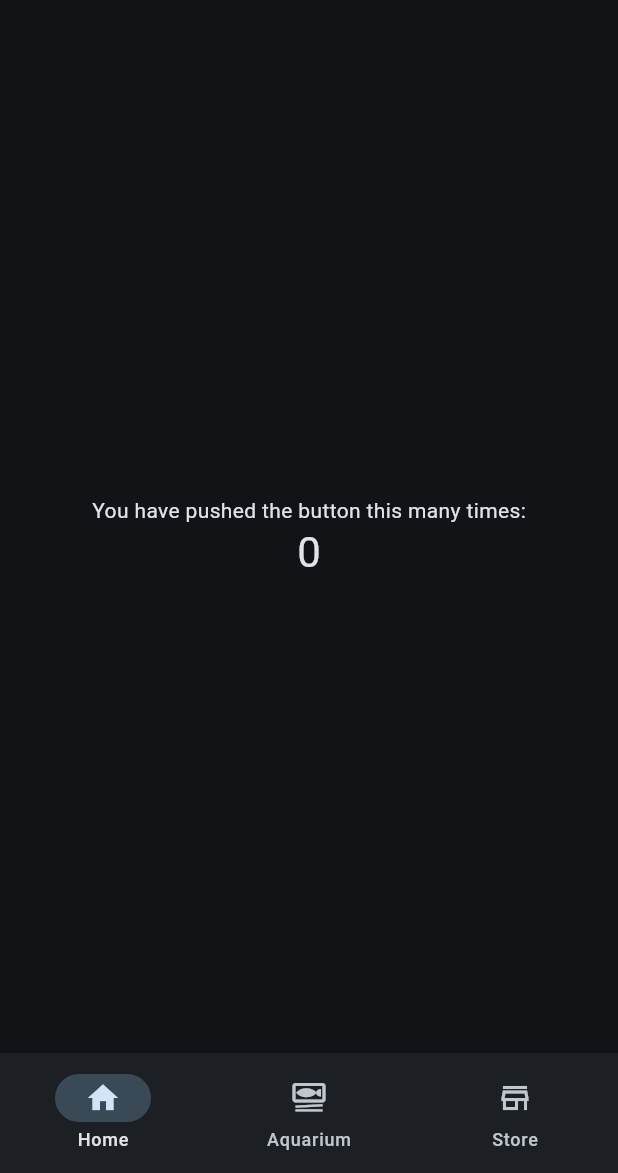
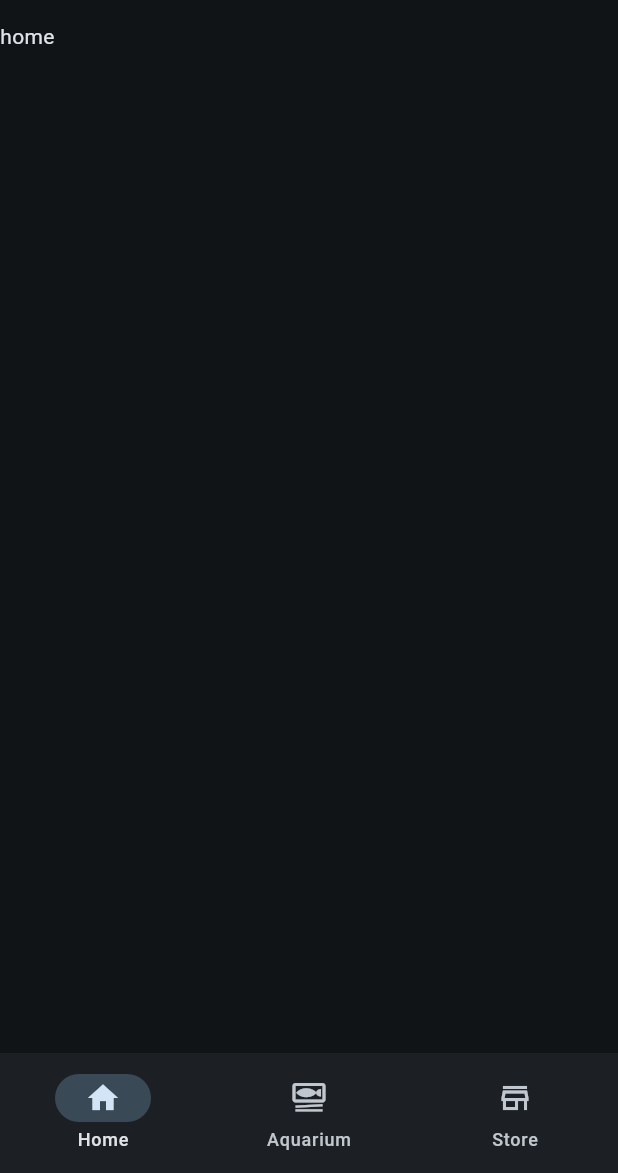
Before and after one commit to apoleon33/marine_focus, a Flutter app: the screen it shows after launch, on a phone screen of 412 x 824 dp, the part 63-1236 px from its top. Run offline on Flutter 3.47's test engine with Material 3 defaults, Android fonts, the phone set to English and light mode, and no system bars.

Commit message:
Pages are now stocked in their respective enums

```diff
--- a/lib/main.dart
+++ b/lib/main.dart
@@ -1,4 +1,5 @@
 import 'package:flutter/material.dart';
+import 'package:marine_focus/routes/home.dart';
 import 'package:marine_focus/widget/bottom_bar.dart';
 import 'package:marine_focus/widget/top_bar.dart';
 import 'package:provider/provider.dart';
@@ -52,23 +53,7 @@ class _MyHomePageState extends State<MyHomePage> {
     return Scaffold(
       appBar: const TopBar(),
       body: Consumer<CurrentDestination>(
-        builder: (context, currentDestination, child) => [
-          Center(
-            child: Column(
-              mainAxisAlignment: MainAxisAlignment.center,
-              children: <Widget>[
-                const Text(
-                  'You have pushed the button this many times:',
-                ),
-                Text(
-                  '$_counter',
-                  style: Theme.of(context).textTheme.headlineMedium,
-                ),
-              ],
-            ),
-          ),
-        ][AvailableDestinations.values
-            .indexOf(currentDestination.currentDestination)],
+        builder: (context, currentDestination, child) => currentDestination.currentDestination.route
       ),
       bottomNavigationBar: const BottomBar(),
     );
--- /dev/null
+++ b/lib/routes/home.dart
@@ -0,0 +1,17 @@
+import 'package:flutter/material.dart';
+
+class Home extends StatefulWidget {
+  const Home({super.key});
+
+  @override
+  State<StatefulWidget> createState() => _HomeState();
+
+}
+
+class _HomeState extends State<Home> {
+  @override
+  Widget build(BuildContext context) {
+    return Text("home");
+  }
+
+}
--- a/lib/widget/bottom_bar.dart
+++ b/lib/widget/bottom_bar.dart
@@ -1,4 +1,7 @@
 import 'package:flutter/material.dart';
+import 'package:marine_focus/routes/aquarium.dart';
+import 'package:marine_focus/routes/home.dart';
+import 'package:marine_focus/routes/store.dart';
 import 'package:provider/provider.dart';
 
 class BottomBar extends StatelessWidget {
@@ -27,15 +30,21 @@ class BottomBar extends StatelessWidget {
 }
 
 enum AvailableDestinations {
-  home(Icons.home_outlined, Icons.home, "Home"),
-  aquarium(Icons.set_meal_outlined, Icons.set_meal, "Aquarium"),
-  store(Icons.store_outlined, Icons.store, "Store");
+  home(Icons.home_outlined, Icons.home, "Home", Home()),
+  aquarium(Icons.set_meal_outlined, Icons.set_meal, "Aquarium", Aquarium()),
+  store(Icons.store_outlined, Icons.store, "Store", Store());
 
   final IconData icon;
   final IconData selectedIcon;
   final String label;
+  final Widget route;
 
-  const AvailableDestinations(this.icon, this.selectedIcon, this.label);
+  const AvailableDestinations(
+    this.icon,
+    this.selectedIcon,
+    this.label,
+    this.route,
+  );
 }
 
 /// Class to use the [Provider] package to change page.
```
Also changed, not shown: lib/routes/aquarium.dart (added, +15 -0 lines), lib/routes/store.dart (added, +15 -0 lines).
